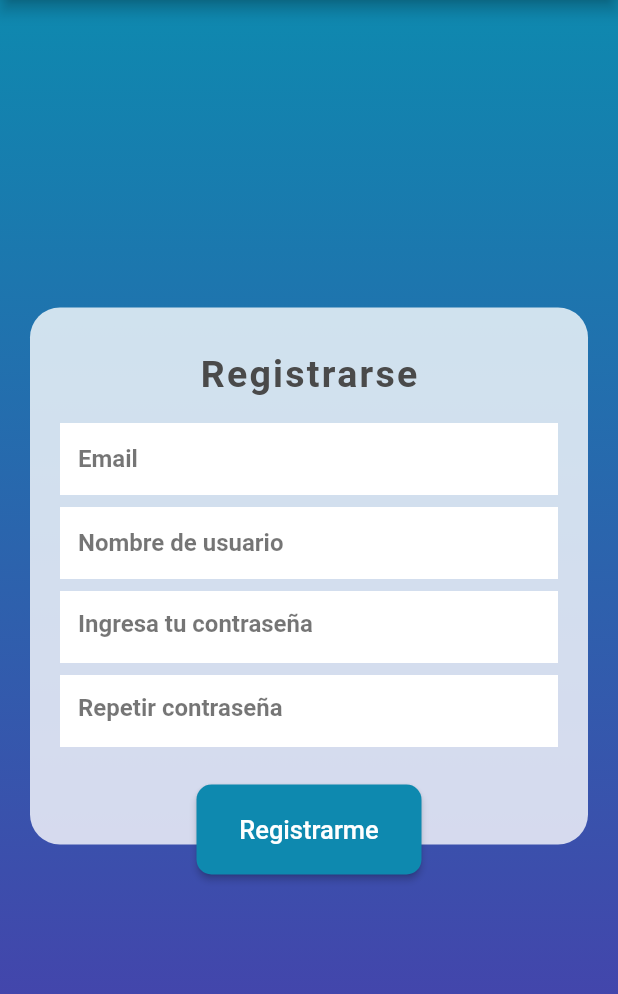
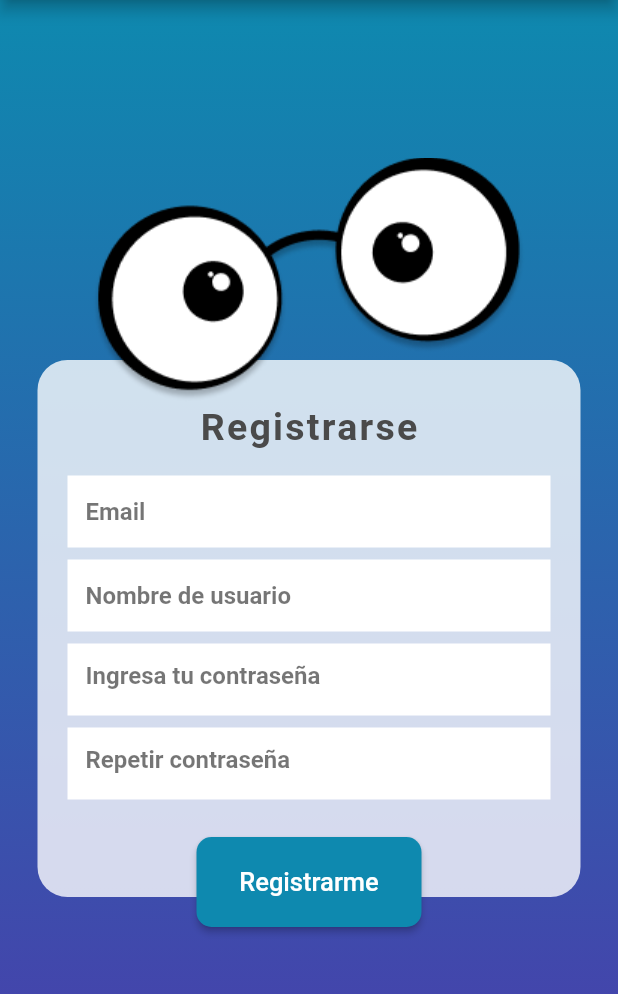
Before and after one commit to GuateGeeks/GeeksDayFlutter, a Flutter app: the screen it shows after launch, after a tap on "Ingresar", after a tap on "Registrarse", on a phone screen of 412 x 824 dp, the part 84-1078 px from its top. Run offline on Flutter 3.47's test engine with Material 2 defaults, Android fonts, the phone set to English and light mode, and no system bars; our stand-ins replace cloud_firestore, equatable, firebase_auth, firebase_core, firebase_storage, flutter_bloc and 5 more; missing offline and left inert: dart:html, dart:js, image_whisperer, multiavatar, random_password_generator; accounts and stored records are empty.

Commit message:
Ticket #60 redesign registration form and login

```diff
--- a/lib/ui/email_create_screen.dart
+++ b/lib/ui/email_create_screen.dart
@@ -56,6 +56,7 @@ class _EmailCreateState extends State<EmailCreate> {
       ),
       body: Center(
         child: Container(
+          height: double.infinity,
           decoration: BoxDecoration(
             gradient: LinearGradient(
               begin: Alignment.topCenter,
@@ -77,9 +78,11 @@ class _EmailCreateState extends State<EmailCreate> {
   }
 
   Widget cardLogin(context, maxWidth, state) {
-    return Container(
-      padding: EdgeInsets.symmetric(horizontal: 20),
-      child: Center(
+    return Center(
+      child: SingleChildScrollView(
+        child: Container(
+          margin: EdgeInsets.only(top: 90),
+          padding: EdgeInsets.fromLTRB(25, 15, 25, 35),
           child: Stack(
             alignment: AlignmentDirectional.center,
             clipBehavior: Clip.none,
@@ -90,7 +93,6 @@ class _EmailCreateState extends State<EmailCreate> {
                 decoration: BoxDecoration(
                     borderRadius: BorderRadius.circular(20),
                     color: Color.fromRGBO(255, 255, 255, 0.79)),
-              child: SingleChildScrollView(
                 child: Column(
                   children: [
                     Text(
@@ -108,7 +110,6 @@ class _EmailCreateState extends State<EmailCreate> {
                   ],
                 ),
               ),
-            ),
               Positioned(
                 bottom: -20,
                 child: Container(
@@ -116,7 +117,14 @@ class _EmailCreateState extends State<EmailCreate> {
                   child: saveUser(),
                 ),
               ),
+              Positioned(
+                top: -135,
+                child: Container(
+                  child: Image.asset('assets/ojos.png'),
+                ),
+              ),
             ],
+          ),
         ),
       ),
     );
--- a/lib/ui/email_signin_screen.dart
+++ b/lib/ui/email_signin_screen.dart
@@ -45,6 +45,7 @@ class _EmailSignInState extends State<EmailSignIn> {
         automaticallyImplyLeading: false,
       ),
       body: Container(
+        height: double.infinity,
         decoration: BoxDecoration(
           gradient: RadialGradient(
             radius: 0.9,
@@ -64,10 +65,11 @@ class _EmailSignInState extends State<EmailSignIn> {
   }
 
   Widget cardLogin(double maxWidth, AuthState state, authCubit) {
-    return Container(
+    return Center(
+      child: SingleChildScrollView(
+        child: Container(
           margin: EdgeInsets.only(top: 90),
-      padding: EdgeInsets.symmetric(horizontal: 20),
-      child: Center(
+          padding: EdgeInsets.fromLTRB(10, 10, 10, 30),
           child: Stack(
             alignment: AlignmentDirectional.center,
             clipBehavior: Clip.none,
@@ -132,6 +134,7 @@ class _EmailSignInState extends State<EmailSignIn> {
                 ),
               ),
             ],
+          ),
         ),
       ),
     );
```
Lines whose indentation alone changed are shown as unchanged.
